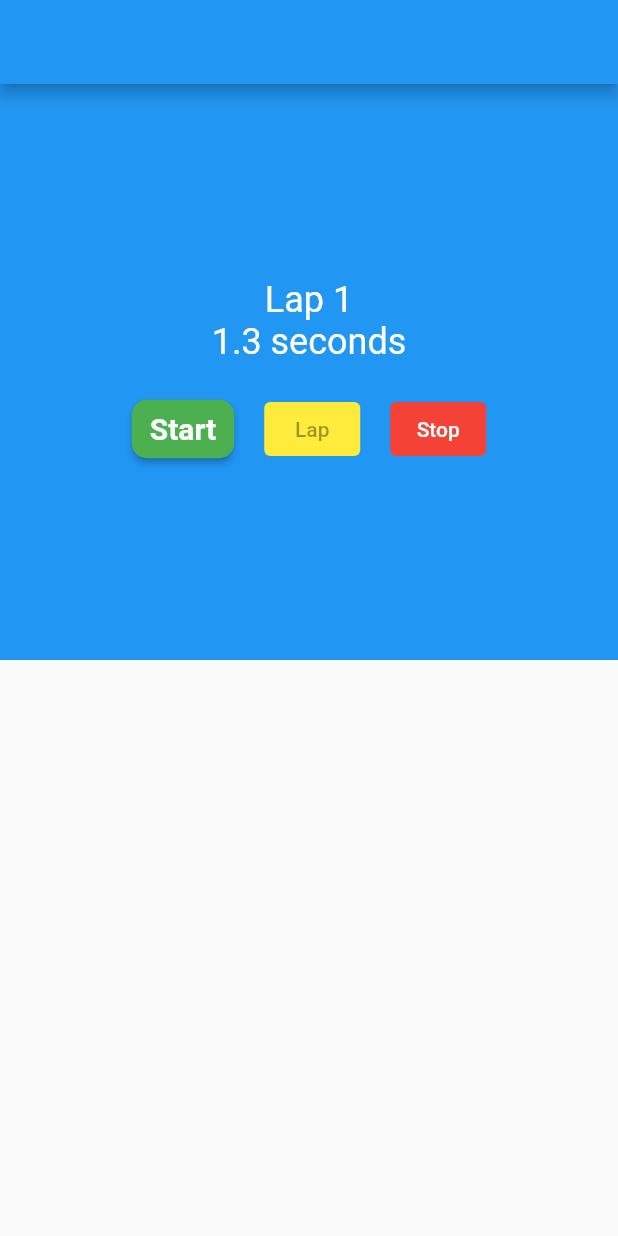
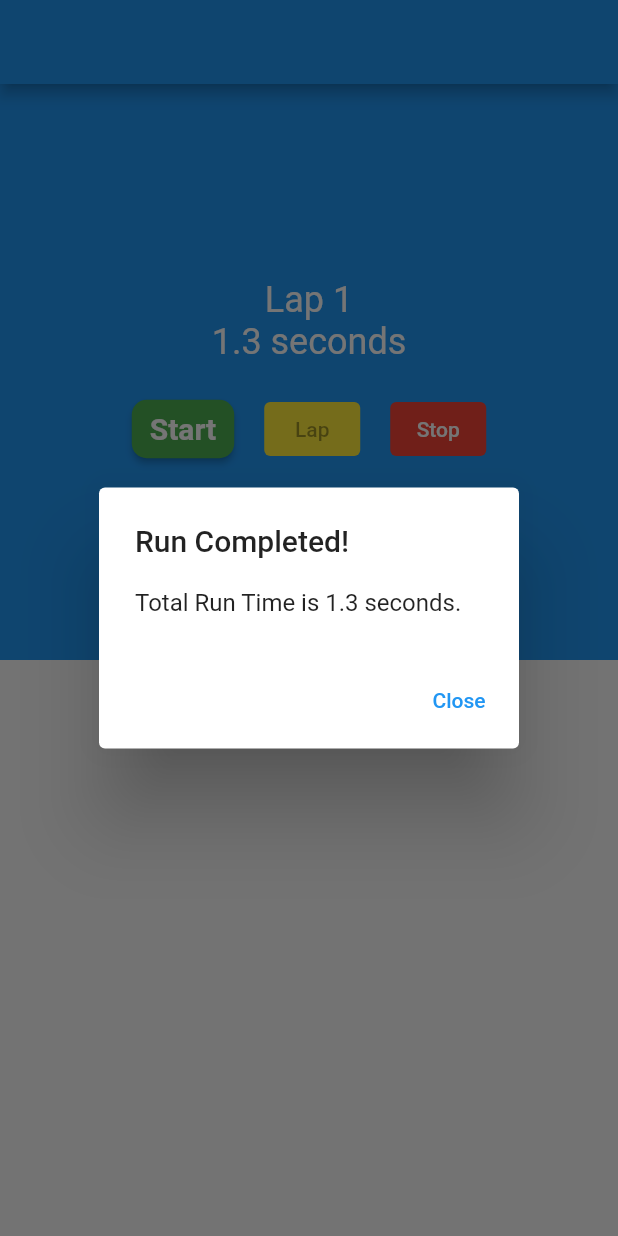
Before and after one commit to alvicaranzo/Stopwatch, a Flutter app: the screen it shows after launch, after a tap on "Continue", after a tap on "Start", after a tap on "Stop", on a phone screen of 412 x 824 dp. Run offline on Flutter 3.47's test engine with Material 2 defaults, Android fonts, the phone set to English and light mode, and no system bars.

```diff
--- /dev/null
+++ b/lib/platform_alert.dart
@@ -0,0 +1,48 @@
+import 'package:flutter/cupertino.dart';
+import 'package:flutter/material.dart';
+
+class PlatformAlert {
+  final String title;
+  final String message;
+
+  const PlatformAlert({required this.title, required this.message});
+
+  void show(BuildContext context) {
+    final platform = Theme.of(context).platform;
+    if (platform == TargetPlatform.iOS) {
+      _buildCupertinoAlert(context);
+    } else {
+      _buildMaterialAlert(context);
+    }
+  }
+
+  void _buildMaterialAlert(BuildContext context) {
+    showDialog(
+        context: context,
+        builder: (context) {
+          return AlertDialog(
+              title: Text(title),
+              content: Text(message),
+              actions: [
+                TextButton(
+                    child: const Text('Close'),
+                    onPressed: () => Navigator.of(context).pop())
+              ]);
+        });
+  }
+
+  void _buildCupertinoAlert(BuildContext context) {
+    showCupertinoDialog(
+        context: context,
+        builder: (context) {
+          return CupertinoAlertDialog(
+              title: Text(title),
+              content: Text(message),
+              actions: [
+                CupertinoButton(
+                    child: const Text('Close'),
+                    onPressed: () => Navigator.of(context).pop())
+              ]);
+        });
+  }
+}
--- a/lib/stopwatch.dart
+++ b/lib/stopwatch.dart
@@ -1,5 +1,6 @@
 import 'dart:async';
 import 'package:flutter/material.dart';
+import 'package:stopwatch/platform_alert.dart';
 
 class StopWatch extends StatefulWidget {
   final String name;
@@ -123,6 +124,12 @@ class _StopWatchState extends State<StopWatch> {
     setState(() {
       isTicking = false;
     });
+    final totalRuntime = laps.fold(milliseconds, (total, lap) => total + lap);
+    final alert = PlatformAlert(
+      title: 'Run Completed!',
+      message: 'Total Run Time is ${_secondsText(totalRuntime)}.',
+    );
+    alert.show(context);
   }
 
   void _lap() {
```
